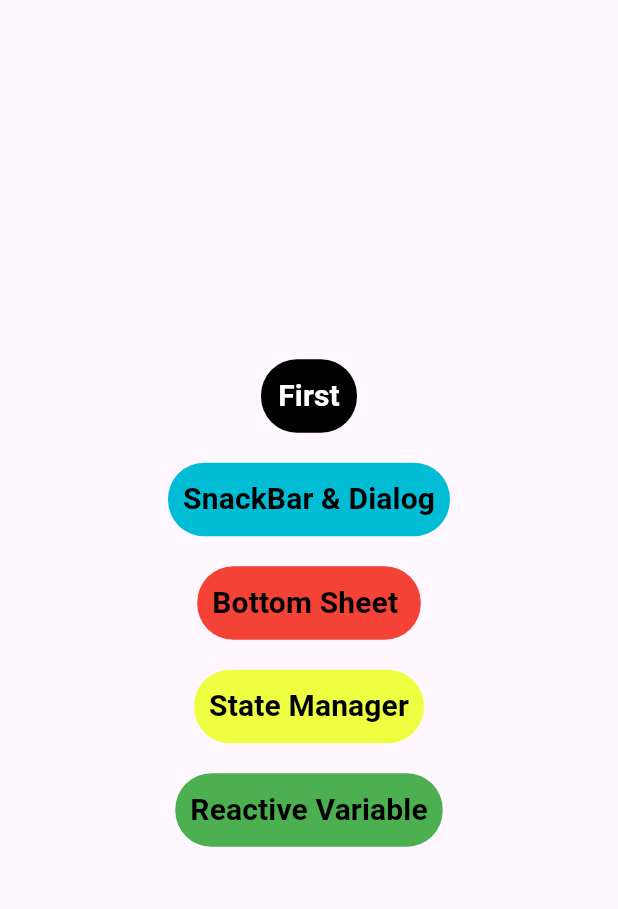
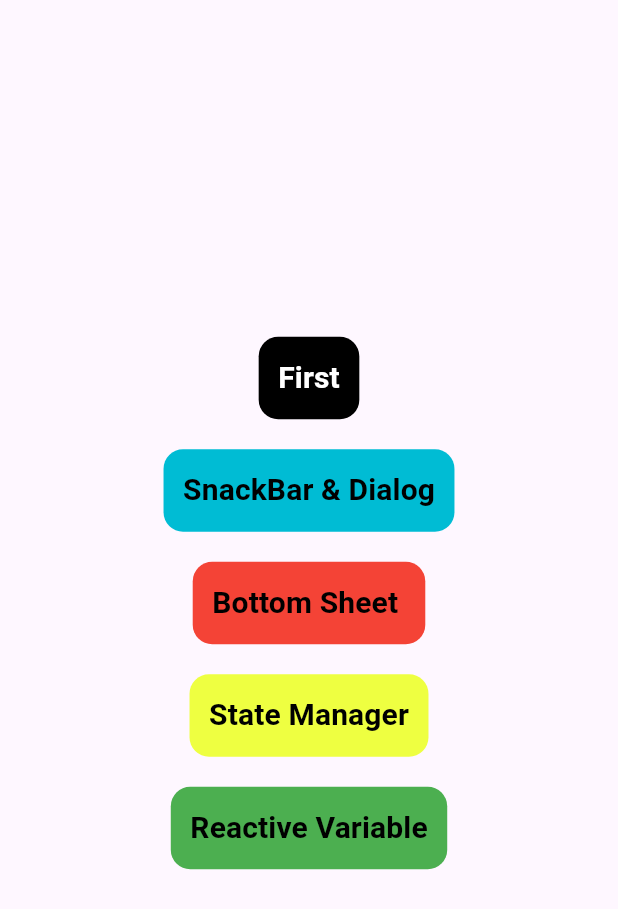
Before and after one commit to ukasyaaah/GetX-Flutter, a Flutter app: the screen it shows after launch, on a phone screen of 412 x 824 dp. Shown: the top 909 px of the screen. Run offline on Flutter 3.47's test engine with Material 3 defaults, Android fonts, the phone set to English and light mode, and no system bars; our stand-ins replace get.

Commit message:
Update Tebu

```diff
--- a/lib/widgets/tebu.dart
+++ b/lib/widgets/tebu.dart
@@ -27,8 +27,8 @@ class Tebu extends StatelessWidget {
         ),
       ),
       style: TextButton.styleFrom(
-        padding: EdgeInsets.all(10),
-        shape: RoundedRectangleBorder(borderRadius: BorderRadius.circular(24)),
+        padding: EdgeInsets.all(13),
+        shape: RoundedRectangleBorder(borderRadius: BorderRadius.circular(13)),
         backgroundColor: bgcolor,
       ),
     );
```
